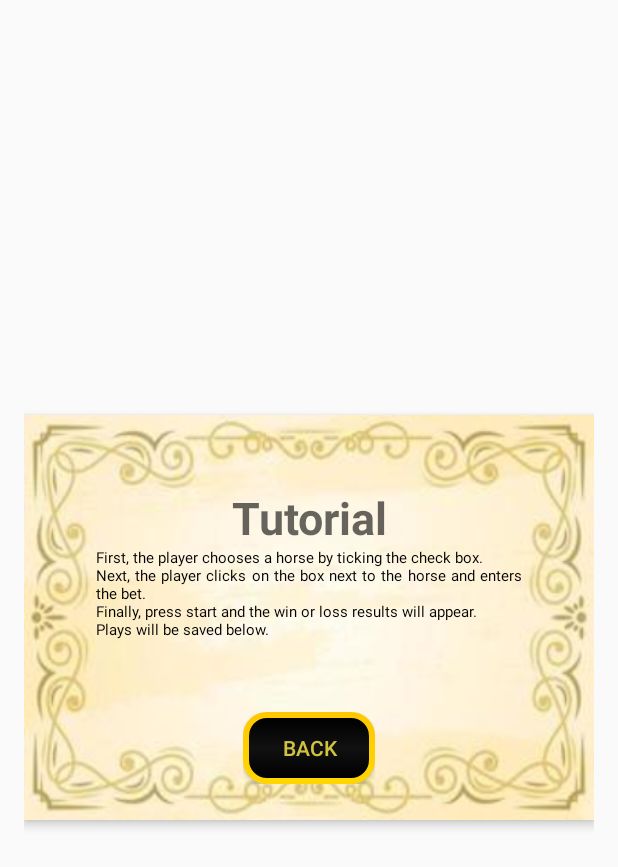
After one commit to Bin-Euro/F88HorseRacing, an Android app: the layout tutorial_play.xml on its own in the app's theme, with its tools: preview values and no code run, on a phone screen of 412 x 824 dp. The commit adds this screen. Shown: the top 867 px of the screen. Run offline under Robolectric (Android 15) with nearby library versions, the phone set to English and light mode, and no system bars.

Commit message:
Toan push
Login update an tutorial

```diff
--- /dev/null
+++ b/app/src/main/res/layout/tutorial_play.xml
@@ -0,0 +1,84 @@
+<?xml version="1.0" encoding="utf-8"?>
+<LinearLayout xmlns:android="http://schemas.android.com/apk/res/android"
+    xmlns:app="http://schemas.android.com/apk/res-auto"
+    xmlns:tools="http://schemas.android.com/tools"
+    android:layout_width="match_parent"
+    android:layout_height="match_parent"
+    android:orientation="vertical"
+    android:gravity="center"
+    android:padding="16dp">
+
+    <LinearLayout
+        android:layout_width="wrap_content"
+        android:layout_height="wrap_content"
+        android:orientation="vertical"
+        android:background="@drawable/bet_border"
+        android:padding="24dp"
+        android:layout_gravity="center"
+        android:elevation="4dp">
+
+        <androidx.constraintlayout.widget.ConstraintLayout
+            android:layout_width="wrap_content"
+            android:layout_height="150dp"
+            android:layout_gravity="center"
+            android:orientation="vertical"
+            android:padding="24dp">
+
+            <LinearLayout
+                android:id="@+id/linearLayout"
+                android:layout_width="wrap_content"
+                android:layout_height="wrap_content"
+                android:layout_gravity="center"
+                app:layout_constraintEnd_toEndOf="parent"
+                app:layout_constraintStart_toStartOf="parent"
+                app:layout_constraintTop_toTopOf="parent">
+
+                <TextView
+                    android:layout_width="wrap_content"
+                    android:layout_height="wrap_content"
+                    android:text="Tutorial"
+                    android:textAppearance="?android:attr/textAppearanceMedium"
+                    android:textSize="30dp"
+                    android:textStyle="bold" />
+
+            </LinearLayout>
+
+            <TextView
+                android:id="@+id/money"
+                android:layout_width="wrap_content"
+                android:layout_height="wrap_content"
+                android:layout_gravity="center"
+                android:justificationMode="inter_word"
+                android:text="First, the player chooses a horse by ticking the check box.\nNext, the player clicks on the box next to the horse and enters the bet.\nFinally, press start and the win or loss results will appear.\nPlays will be saved below."
+                android:textAppearance="?android:attr/textAppearanceLarge"
+                android:textColor="@color/black"
+                android:textSize="10dp"
+                app:layout_constraintBottom_toBottomOf="parent"
+                app:layout_constraintEnd_toEndOf="parent"
+                app:layout_constraintHorizontal_bias="0.0"
+                app:layout_constraintStart_toStartOf="parent"
+                app:layout_constraintTop_toTopOf="parent"
+                app:layout_constraintVertical_bias="1.0" />
+
+        </androidx.constraintlayout.widget.ConstraintLayout>
+
+        <LinearLayout
+            android:layout_width="wrap_content"
+            android:layout_height="wrap_content"
+            android:orientation="horizontal"
+            android:layout_gravity="center"
+            android:paddingTop="24dp">
+
+            <Button
+                android:id="@+id/btnContinue"
+                android:layout_width="wrap_content"
+                android:layout_height="wrap_content"
+                android:background="@drawable/luxury_button"
+                android:text="Back"
+                android:textColor="#D1C33F"/>
+
+        </LinearLayout>
+
+    </LinearLayout>
+
+</LinearLayout>
```
Also changed, not shown: app/src/main/java/com/example/f88horseracing/Login.java (+30 -9 lines), app/src/main/res/layout/activity_login.xml (+18 -0 lines).
